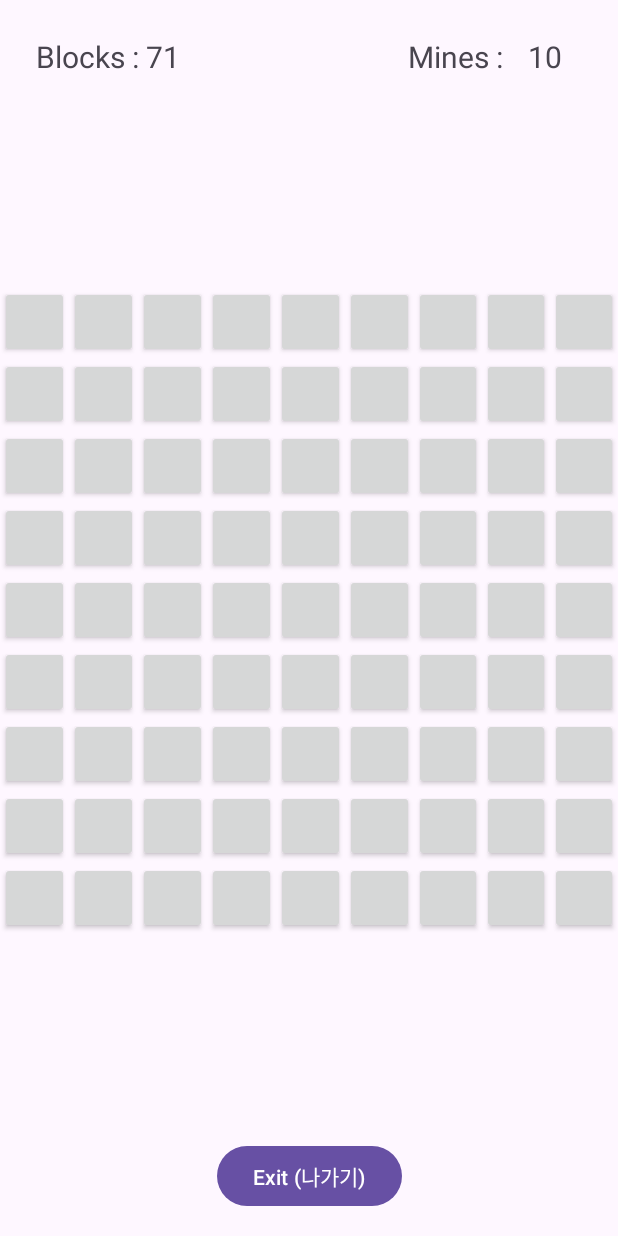
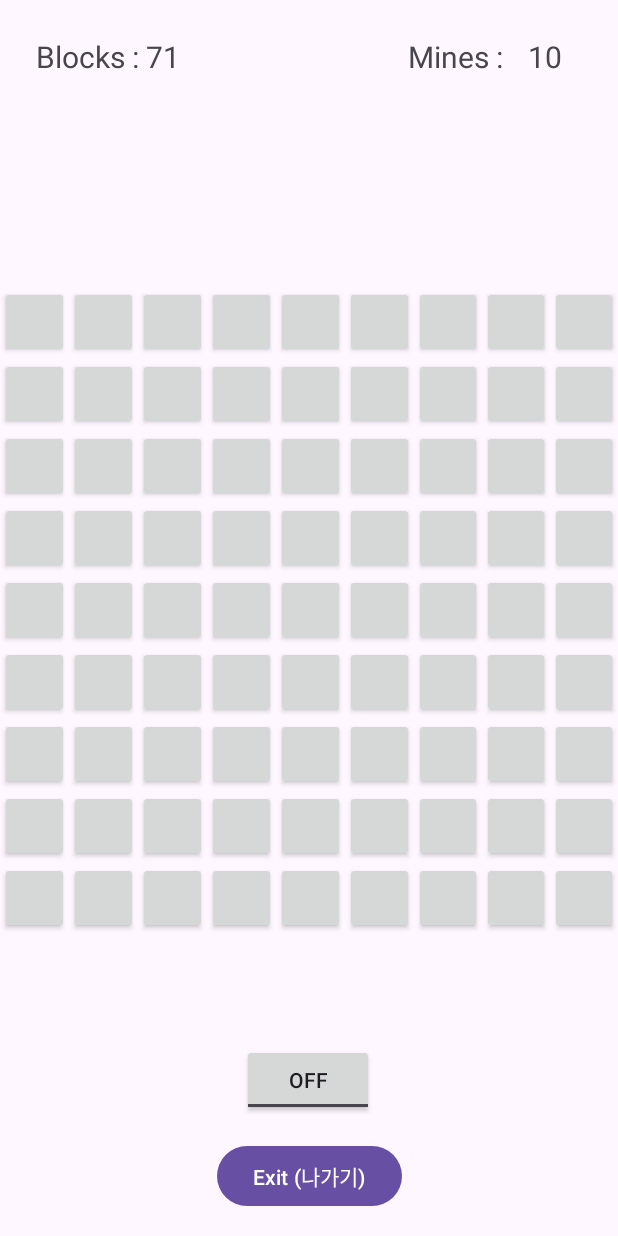
Before and after one commit to LeeShinHaeng/MineSweeper, an Android app: the screen it shows after launch (MainActivity), on a phone screen of 412 x 824 dp. Run offline under Robolectric (Android 15) with nearby library versions, the phone set to English and light mode, and no system bars.

Commit message:
Add toggle Button

```diff
--- a/app/src/main/java/com/example/minesweeper/MainActivity.java
+++ b/app/src/main/java/com/example/minesweeper/MainActivity.java
@@ -10,11 +10,13 @@ import android.view.MenuInflater;
 import android.view.MenuItem;
 import android.view.View;
 import android.widget.Button;
+import android.widget.CompoundButton;
 import android.widget.PopupMenu;
 import android.widget.TableLayout;
 import android.widget.TableRow;
 import android.widget.TextView;
 import android.widget.Toast;
+import android.widget.ToggleButton;
 
 public class MainActivity extends AppCompatActivity {
     static public int flags = 10;
@@ -66,6 +68,19 @@ public class MainActivity extends AppCompatActivity {
                 flags = 10;
                 blocks = 71;
                 finish();
+            }
+        });
+
+        //toggle 버튼 onclicklistener
+        ToggleButton toggleButton = findViewById(R.id.toggleButton);
+        toggleButton.setOnCheckedChangeListener(new CompoundButton.OnCheckedChangeListener() {
+            @Override
+            public void onCheckedChanged(CompoundButton buttonView, boolean isChecked) {
+                if (isChecked) {
+                    toggleButton.setText("Flag");
+                } else {
+                    toggleButton.setText("Break");
+                }
             }
         });
 
--- a/app/src/main/res/layout/activity_main.xml
+++ b/app/src/main/res/layout/activity_main.xml
@@ -102,5 +102,16 @@
         app:layout_constraintTop_toTopOf="@+id/blocks_text"
         app:layout_constraintVertical_bias="1.0" />
 
+    <ToggleButton
+        android:id="@+id/toggleButton"
+        android:layout_width="wrap_content"
+        android:layout_height="wrap_content"
+        android:layout_marginBottom="80dp"
+        android:text="Break"
+        app:layout_constraintBottom_toBottomOf="parent"
+        app:layout_constraintEnd_toEndOf="parent"
+        app:layout_constraintHorizontal_bias="0.498"
+        app:layout_constraintStart_toStartOf="parent" />
+
 
 </androidx.constraintlayout.widget.ConstraintLayout>
```
